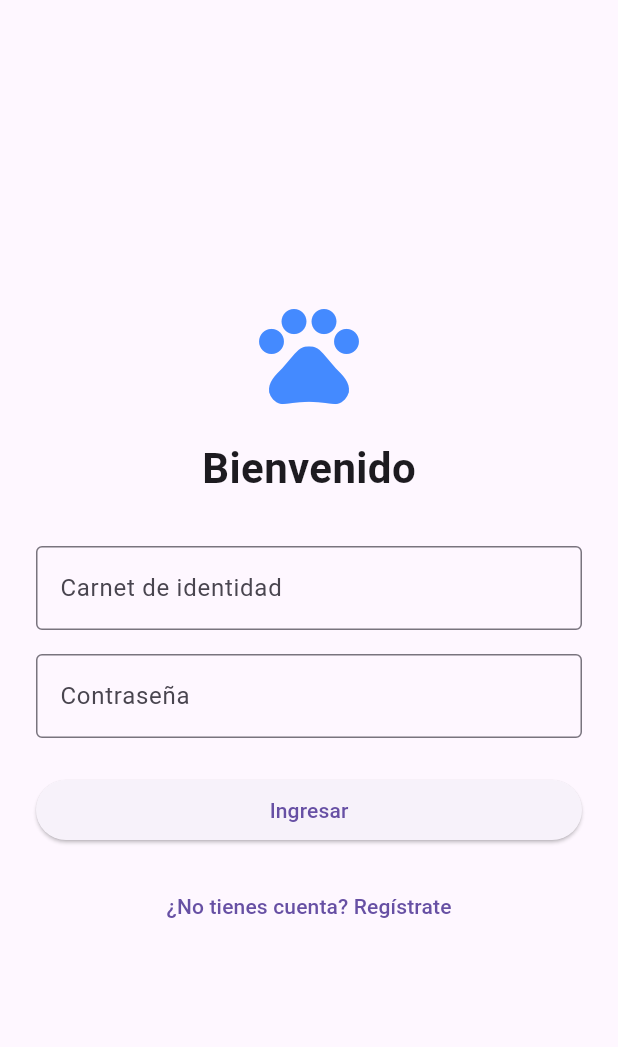
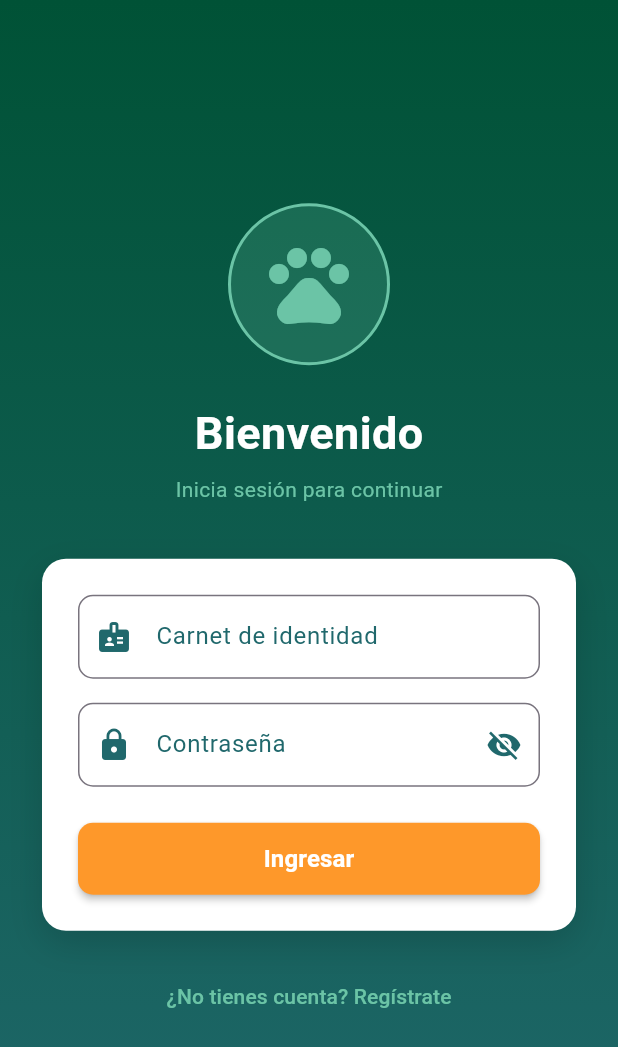
Before and after one commit to karen-velasquez/proyecto_especialidad_Frontend, a Flutter app: the screen it shows after launch, on a phone screen of 412 x 824 dp. Shown: the top 1047 px of the screen. Run offline on Flutter 3.47's test engine with Material 3 defaults, Android fonts, the phone set to English and light mode, and no system bars.

Commit message:
mejorando visualmente el loginPage

```diff
--- /dev/null
+++ b/lib/app_colors.dart
@@ -0,0 +1,9 @@
+import 'package:flutter/material.dart';
+
+class AppColors {
+  static const primary = Color(0xFF20686C);
+  static const dark = Color(0xFF005236);
+  static const secondary = Color(0xFF6BC4A6);
+  static const accent = Color(0xFFFE982A);
+  static const highlight = Color(0xFFBC4F07);
+}
--- a/lib/login_page.dart
+++ b/lib/login_page.dart
@@ -4,6 +4,7 @@ import 'register_page.dart';
 import 'package:http/http.dart' as http;
 import 'dart:convert';
 import 'home_page.dart';
+import 'app_colors.dart';
 
 class LoginPage extends StatefulWidget {
   const LoginPage({Key? key}) : super(key: key);
@@ -17,6 +18,7 @@ class _LoginPageState extends State<LoginPage> {
   String carnet = '';
   String password = '';
   bool isLoading = false;
+  bool _obscurePassword = true;
 
   String? _token;
 
@@ -36,7 +38,6 @@ class _LoginPageState extends State<LoginPage> {
           final Map<String, dynamic> data = jsonDecode(response.body);
           if (response.statusCode == 200 &&
               data['message'] == 'Login exitoso') {
-            // Guardar el token
             _token = data['token'];
             if (!mounted) return;
             Navigator.pushReplacement(
@@ -47,9 +48,8 @@ class _LoginPageState extends State<LoginPage> {
             final msg =
                 data['error'] ?? data['message'] ?? 'Error al iniciar sesión';
             if (!mounted) return;
-            ScaffoldMessenger.of(
-              context,
-            ).showSnackBar(SnackBar(content: Text(msg)));
+            ScaffoldMessenger.of(context)
+                .showSnackBar(SnackBar(content: Text(msg)));
           }
         } catch (e) {
           if (!mounted) return;
@@ -60,9 +60,8 @@ class _LoginPageState extends State<LoginPage> {
       } catch (e) {
         setState(() => isLoading = false);
         if (!mounted) return;
-        ScaffoldMessenger.of(
-          context,
-        ).showSnackBar(SnackBar(content: Text('Error de conexión: $e')));
+        ScaffoldMessenger.of(context)
+            .showSnackBar(SnackBar(content: Text('Error de conexión: $e')));
       }
     }
   }
@@ -77,25 +76,74 @@ class _LoginPageState extends State<LoginPage> {
   @override
   Widget build(BuildContext context) {
     return Scaffold(
-      body: Center(
+      body: Container(
+        decoration: const BoxDecoration(
+          gradient: LinearGradient(
+            colors: [AppColors.dark, AppColors.primary],
+            begin: Alignment.topCenter,
+            end: Alignment.bottomCenter,
+          ),
+        ),
+        child: SafeArea(
+          child: Center(
             child: SingleChildScrollView(
-          padding: const EdgeInsets.all(24.0),
+              padding: const EdgeInsets.symmetric(horizontal: 28, vertical: 40),
+              child: Column(
+                mainAxisAlignment: MainAxisAlignment.center,
+                children: [
+                  Container(
+                    padding: const EdgeInsets.all(20),
+                    decoration: BoxDecoration(
+                      color: AppColors.secondary.withValues(alpha: 0.2),
+                      shape: BoxShape.circle,
+                      border: Border.all(color: AppColors.secondary, width: 2),
+                    ),
+                    child: const Icon(Icons.pets, size: 64, color: AppColors.secondary),
+                  ),
+                  const SizedBox(height: 24),
+                  const Text(
+                    'Bienvenido',
+                    style: TextStyle(
+                      fontSize: 30,
+                      fontWeight: FontWeight.bold,
+                      color: Colors.white,
+                    ),
+                  ),
+                  const SizedBox(height: 6),
+                  const Text(
+                    'Inicia sesión para continuar',
+                    style: TextStyle(color: AppColors.secondary, fontSize: 14),
+                  ),
+                  const SizedBox(height: 36),
+                  Container(
+                    padding: const EdgeInsets.all(24),
+                    decoration: BoxDecoration(
+                      color: Colors.white,
+                      borderRadius: BorderRadius.circular(16),
+                      boxShadow: [
+                        BoxShadow(
+                          color: Colors.black.withValues(alpha: 0.15),
+                          blurRadius: 20,
+                          offset: const Offset(0, 8),
+                        ),
+                      ],
+                    ),
                     child: Form(
                       key: _formKey,
                       child: Column(
-              mainAxisAlignment: MainAxisAlignment.center,
                         children: [
-                const Icon(Icons.pets, size: 80, color: Colors.blueAccent),
-                const SizedBox(height: 16),
-                const Text(
-                  'Bienvenido',
-                  style: TextStyle(fontSize: 28, fontWeight: FontWeight.bold),
+                          TextFormField(
+                            decoration: InputDecoration(
+                              labelText: 'Carnet de identidad',
+                              labelStyle: const TextStyle(color: AppColors.primary),
+                              prefixIcon: const Icon(Icons.badge, color: AppColors.primary),
+                              border: OutlineInputBorder(
+                                borderRadius: BorderRadius.circular(10),
                               ),
-                const SizedBox(height: 32),
-                TextFormField(
-                  decoration: const InputDecoration(
-                    labelText: 'Carnet de identidad',
-                    border: OutlineInputBorder(),
+                              focusedBorder: OutlineInputBorder(
+                                borderRadius: BorderRadius.circular(10),
+                                borderSide: const BorderSide(color: AppColors.primary, width: 2),
+                              ),
                             ),
                             keyboardType: TextInputType.number,
                             validator: (value) => value != null && value.isNotEmpty
@@ -105,11 +153,29 @@ class _LoginPageState extends State<LoginPage> {
                           ),
                           const SizedBox(height: 16),
                           TextFormField(
-                  decoration: const InputDecoration(
+                            decoration: InputDecoration(
                               labelText: 'Contraseña',
-                    border: OutlineInputBorder(),
+                              labelStyle: const TextStyle(color: AppColors.primary),
+                              prefixIcon: const Icon(Icons.lock, color: AppColors.primary),
+                              border: OutlineInputBorder(
+                                borderRadius: BorderRadius.circular(10),
                               ),
-                  obscureText: true,
+                              focusedBorder: OutlineInputBorder(
+                                borderRadius: BorderRadius.circular(10),
+                                borderSide: const BorderSide(color: AppColors.primary, width: 2),
+                              ),
+                              suffixIcon: IconButton(
+                                icon: Icon(
+                                  _obscurePassword
+                                      ? Icons.visibility_off
+                                      : Icons.visibility,
+                                  color: AppColors.primary,
+                                ),
+                                onPressed: () => setState(
+                                    () => _obscurePassword = !_obscurePassword),
+                              ),
+                            ),
+                            obscureText: _obscurePassword,
                             validator: (value) => value != null && value.length >= 6
                                 ? null
                                 : 'Mínimo 6 caracteres',
@@ -118,19 +184,48 @@ class _LoginPageState extends State<LoginPage> {
                           const SizedBox(height: 24),
                           SizedBox(
                             width: double.infinity,
+                            height: 48,
                             child: ElevatedButton(
+                              style: ElevatedButton.styleFrom(
+                                backgroundColor: AppColors.accent,
+                                foregroundColor: Colors.white,
+                                shape: RoundedRectangleBorder(
+                                  borderRadius: BorderRadius.circular(10),
+                                ),
+                                elevation: 2,
+                              ),
                               onPressed: isLoading ? null : _login,
                               child: isLoading
-                        ? const CircularProgressIndicator(color: Colors.white)
-                        : const Text('Ingresar'),
+                                  ? const SizedBox(
+                                      height: 22,
+                                      width: 22,
+                                      child: CircularProgressIndicator(
+                                        color: Colors.white,
+                                        strokeWidth: 2,
+                                      ),
+                                    )
+                                  : const Text(
+                                      'Ingresar',
+                                      style: TextStyle(
+                                          fontSize: 16,
+                                          fontWeight: FontWeight.bold),
                                     ),
                             ),
-                const SizedBox(height: 16),
+                          ),
+                        ],
+                      ),
+                    ),
+                  ),
+                  const SizedBox(height: 20),
                   TextButton(
                     onPressed: _goToRegister,
-                  child: const Text('¿No tienes cuenta? Regístrate'),
+                    child: const Text(
+                      '¿No tienes cuenta? Regístrate',
+                      style: TextStyle(color: AppColors.secondary, fontSize: 14),
+                    ),
                   ),
                 ],
+              ),
             ),
           ),
         ),
```
Lines whose indentation alone changed are shown as unchanged.
